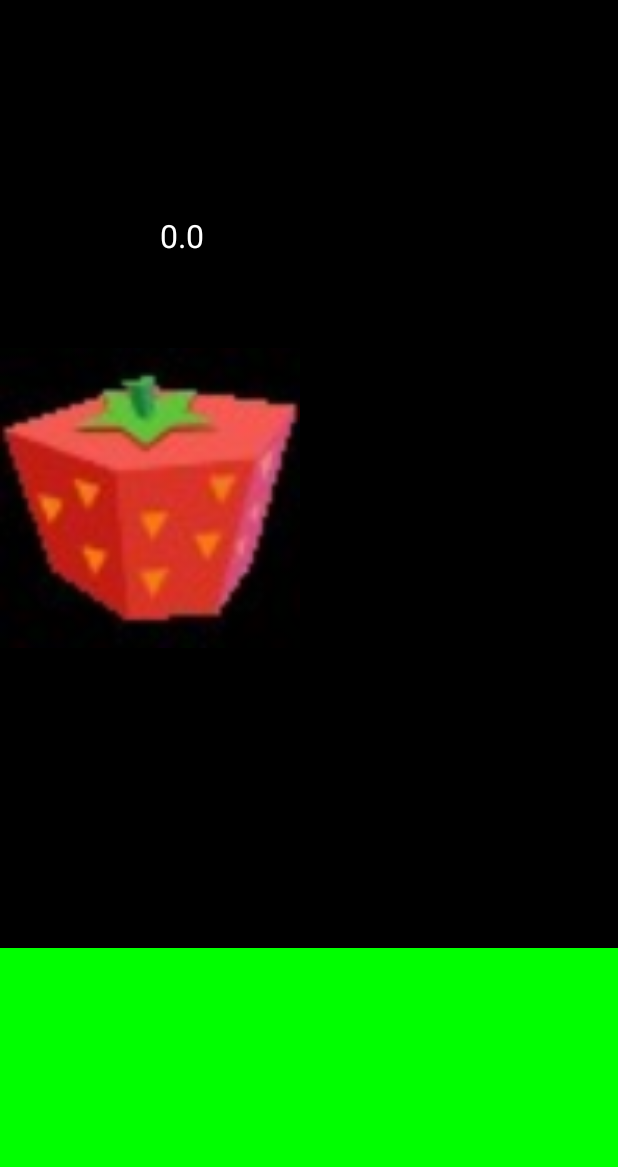
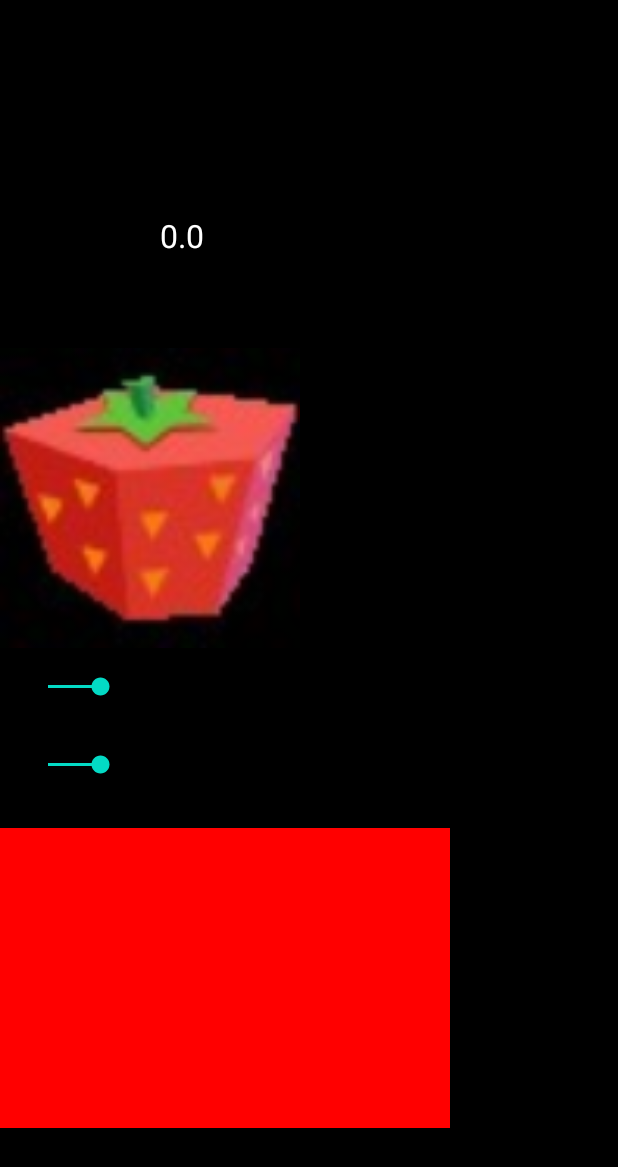
Before and after one commit to yukaida/ExampleApp, an Android app: the screen it shows after launch (CustomViewActivity), on a phone screen of 412 x 824 dp. Shown: the top 1167 px of the screen. Run offline under Robolectric (Android 15) with nearby library versions, the phone set to English and light mode, and no system bars; plain views replace CanvasView.

Commit message:
添加 自定义 measure layout部分

```diff
--- a/app/src/main/java/com/yukaida/exampleapplication/view/CustomViewActivity.kt
+++ b/app/src/main/java/com/yukaida/exampleapplication/view/CustomViewActivity.kt
@@ -10,6 +10,7 @@ import android.os.Bundle
 import android.provider.MediaStore
 import android.util.Log
 import android.view.animation.*
+import android.widget.SeekBar
 import androidx.core.view.WindowCompat
 import com.yukaida.exampleapplication.R
 import com.yukaida.exampleapplication.databinding.ActivityCustomViewBinding
@@ -105,5 +106,54 @@ class CustomViewActivity : AppCompatActivity() {
 
         }
 
+
+        with(vb) {
+            seekbarWidth.setOnSeekBarChangeListener(object : SeekBar.OnSeekBarChangeListener {
+                override fun onProgressChanged(
+                    seekBar: SeekBar?,
+                    progress: Int,
+                    fromUser: Boolean
+                ) {
+                    Log.d(
+                        TAG,
+                        "onProgressChanged() called with: seekBar = $seekBar, progress = $progress, fromUser = $fromUser"
+                    )
+                    if (progress > 10) {
+                        measureLayoutView.widthInput = progress*10
+                    }
+                }
+
+                override fun onStartTrackingTouch(seekBar: SeekBar?) {
+                }
+
+                override fun onStopTrackingTouch(seekBar: SeekBar?) {
+                }
+
+            })
+
+            seekbarHeight.setOnSeekBarChangeListener(object : SeekBar.OnSeekBarChangeListener {
+                override fun onProgressChanged(
+                    seekBar: SeekBar?,
+                    progress: Int,
+                    fromUser: Boolean
+                ) {
+                    Log.d(
+                        TAG,
+                        "onProgressChanged() called with: seekBar = $seekBar, progress = $progress, fromUser = $fromUser"
+                    )
+                    if (progress > 10) {
+                        measureLayoutView.heightInput = progress*10
+                    }
+                }
+
+                override fun onStartTrackingTouch(seekBar: SeekBar?) {
+                }
+
+                override fun onStopTrackingTouch(seekBar: SeekBar?) {
+                }
+
+            })
+
+        }
     }
 }
--- a/app/src/main/java/com/yukaida/exampleapplication/view/layout/MeasureLayoutView.kt
+++ b/app/src/main/java/com/yukaida/exampleapplication/view/layout/MeasureLayoutView.kt
@@ -3,6 +3,7 @@ package com.yukaida.exampleapplication.view.layout
 import android.content.Context
 import android.graphics.Canvas
 import android.graphics.Color
+import android.graphics.Paint
 import android.util.AttributeSet
 import android.util.Log
 import android.view.View
@@ -11,12 +12,36 @@ class MeasureLayoutView(context: Context, attrs: AttributeSet) : View(context, a
 
     private val TAG = "MeasureLayoutView"
 
+    var widthInput = 10
+        get() = field
+        set(value) {
+            field = value
+            invalidate()
+        }
+    var heightInput = 10
+        get() = field
+        set(value) {
+            field = value
+            invalidate()
+        }
+
     override fun onMeasure(widthMeasureSpec: Int, heightMeasureSpec: Int) {
         super.onMeasure(widthMeasureSpec, heightMeasureSpec)
         Log.d(
             TAG,
             "onMeasure() called with: widthMeasureSpec = $widthMeasureSpec, heightMeasureSpec = $heightMeasureSpec"
         )
+
+        widthInput = resolveSize(widthInput, widthMeasureSpec)
+        heightInput = resolveSize(heightInput, heightMeasureSpec)
+        setMeasuredDimension(widthInput, heightInput)
+
+//        if (measuredHeight > measuredWidth) {
+//            setMeasuredDimension(measuredWidth, measuredWidth)
+//        } else {
+//            setMeasuredDimension(measuredHeight,measuredHeight)
+//        }
+
     }
 
     override fun onLayout(changed: Boolean, left: Int, top: Int, right: Int, bottom: Int) {
@@ -34,5 +59,8 @@ class MeasureLayoutView(context: Context, attrs: AttributeSet) : View(context, a
         super.onDraw(canvas)
         Log.d(TAG, "onDraw() called with: canvas = $canvas")
         canvas?.drawColor(Color.GREEN)
+        canvas?.drawRect(0f, 0f, widthInput.toFloat(), heightInput.toFloat(), Paint().apply {
+            color = Color.RED
+        })
     }
 }
--- a/app/src/main/res/layout/activity_custom_view.xml
+++ b/app/src/main/res/layout/activity_custom_view.xml
@@ -23,14 +23,33 @@
         android:id="@+id/imageView"
         android:layout_width="200dp"
         android:layout_height="200dp"
-        android:src="@drawable/strawberry64"
-        />
+        android:src="@drawable/strawberry64" />
+
+
+    <androidx.appcompat.widget.AppCompatSeekBar
+        android:id="@+id/seekbarWidth"
+        android:layout_width="match_parent"
+        android:layout_height="20dp"
+        android:layout_margin="16dp"
+        android:max="100"
+        android:progress="10" />
+
+
+    <androidx.appcompat.widget.AppCompatSeekBar
+        android:id="@+id/seekbarHeight"
+        android:layout_width="match_parent"
+        android:layout_height="20dp"
+        android:layout_margin="16dp"
+        android:max="100"
+        android:outlineAmbientShadowColor="@color/green"
+        android:outlineSpotShadowColor="@color/green"
+        android:progress="10" />
 
     <com.yukaida.exampleapplication.view.layout.MeasureLayoutView
         android:id="@+id/measureLayoutView"
-        android:layout_marginTop="200dp"
-        android:layout_width="wrap_content"
-        android:layout_height="200dp" />
+        android:layout_width="300dp"
+        android:layout_height="200dp"
+        android:layout_marginTop="16dp" />
 
 
 </LinearLayout>
```
